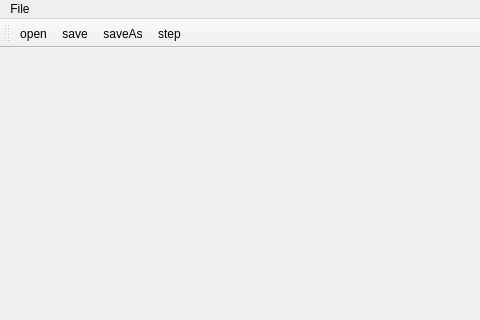
Qt form mainwindow.ui (dridk/estel) before a commit; both pictures show x 0 to 480 and y 0 to 320 of the 640 by 480 pixel window.
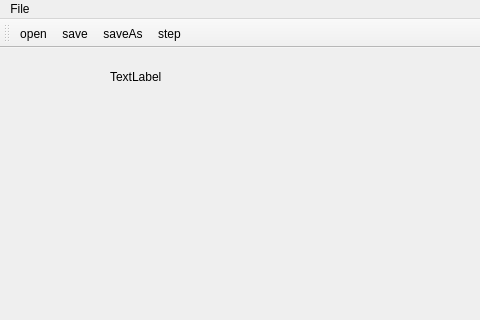
The same form after that commit. Icons and pictures are not drawn.

```diff
--- a/mainwindow.ui
+++ b/mainwindow.ui
@@ -13,7 +13,21 @@
   <property name="windowTitle">
    <string>MainWindow</string>
   </property>
-  <widget class="QWidget" name="centralwidget"/>
+  <widget class="QWidget" name="centralwidget">
+   <widget class="QLabel" name="label">
+    <property name="geometry">
+     <rect>
+      <x>110</x>
+      <y>20</y>
+      <width>67</width>
+      <height>17</height>
+     </rect>
+    </property>
+    <property name="text">
+     <string>TextLabel</string>
+    </property>
+   </widget>
+  </widget>
   <widget class="QMenuBar" name="menubar">
    <property name="geometry">
     <rect>
```
Left out of the diff: 29 changed lines with no effect on the pictures.
